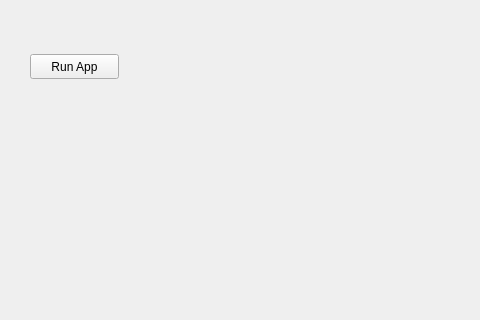
Old version of the form client/views/testwindowview.ui in the repository cavoke-project/cavoke; both pictures show x 320 to 800 and y 186 to 506 of the 800 by 600 pixel window.
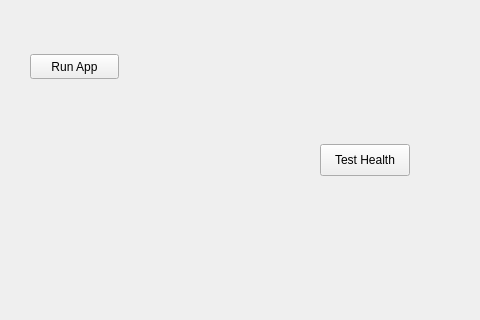
New version of the form.

Commit message: TestHealthCheck (in debug only)

The edit to the form file:
```diff
--- a/client/views/testwindowview.ui
+++ b/client/views/testwindowview.ui
@@ -88,6 +88,19 @@
      <string>Back</string>
     </property>
    </widget>
+   <widget class="QPushButton" name="testHealthConnectionButton">
+    <property name="geometry">
+     <rect>
+      <x>640</x>
+      <y>330</y>
+      <width>90</width>
+      <height>32</height>
+     </rect>
+    </property>
+    <property name="text">
+     <string>Test Health</string>
+    </property>
+   </widget>
   </widget>
   <widget class="QMenuBar" name="menubar">
    <property name="geometry">
```
The commit also changes 7 other files.
